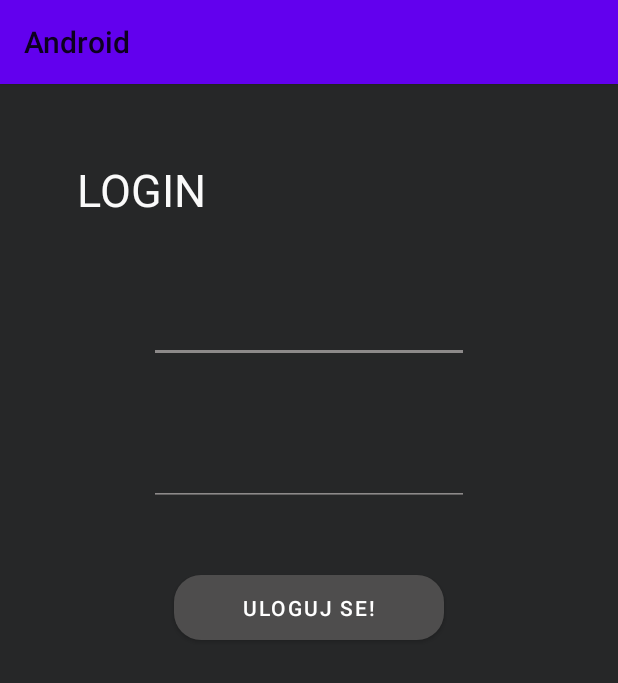
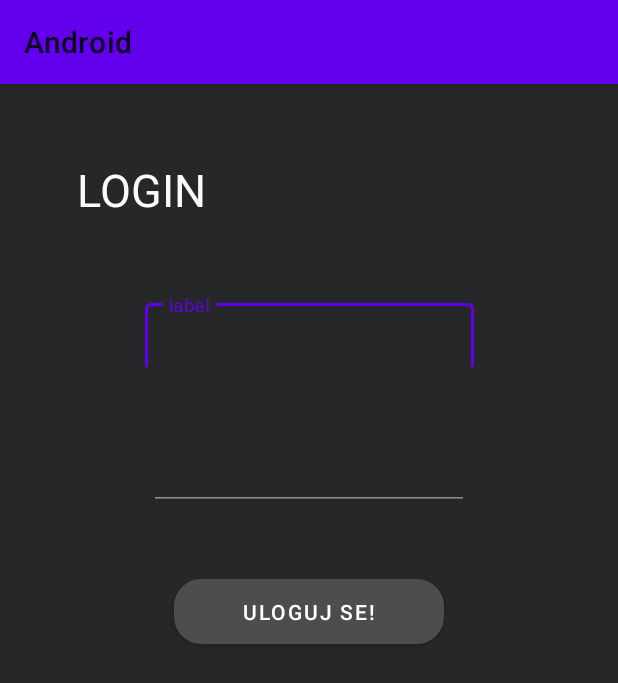
Before and after one commit to dragoslavbabic/android, an Android app: the screen it shows after launch (HelloMyActivity), on a phone screen of 412 x 824 dp. Shown: the top 683 px of the screen. Run offline under Robolectric (Android 15) with nearby library versions, the phone set to English and light mode, and no system bars.

Commit message:
material

```diff
--- a/app/src/main/res/layout/activity_main.xml
+++ b/app/src/main/res/layout/activity_main.xml
@@ -31,20 +31,32 @@
         app:layout_constraintStart_toStartOf="parent"
         app:layout_constraintTop_toTopOf="parent" />
 
-    <EditText
+    <com.google.android.material.textfield.TextInputLayout
         android:id="@+id/editTextTextEmailAddress"
-        android:layout_width="wrap_content"
-        android:layout_height="wrap_content"
+        android:layout_width="219dp"
+        android:layout_height="48dp"
+        android:layout_marginStart="24dp"
+        android:layout_marginLeft="24dp"
         android:layout_marginTop="50dp"
+        android:layout_marginEnd="24dp"
+        android:layout_marginRight="24dp"
         android:ems="10"
         android:inputType="textEmailAddress"
         android:textColor="#FFFFFF"
         android:textColorHint="#FFFFFF"
+        android:hint="@string/label"
         app:backgroundTint="@color/blue_gray_light"
         app:layout_constraintEnd_toEndOf="parent"
         app:layout_constraintHorizontal_bias="0.5"
         app:layout_constraintStart_toStartOf="parent"
-        app:layout_constraintTop_toBottomOf="@+id/textLogin" />
+        app:layout_constraintTop_toBottomOf="@+id/textLogin"
+        style="@style/Widget.MaterialComponents.TextInputLayout.OutlinedBox">
+
+        <com.google.android.material.textfield.TextInputEditText
+            android:layout_width="match_parent"
+            android:layout_height="74dp"
+            android:textColor="#D2CCCC" />
+    </com.google.android.material.textfield.TextInputLayout>
 
     <EditText
         android:id="@+id/editTextTextPassword"
--- a/app/src/main/res/values/strings.xml
+++ b/app/src/main/res/values/strings.xml
@@ -6,4 +6,5 @@
     <string name="btnText">Uloguj se!</string>
     <string name="textPocetna">Evidencija vožnje</string>
     <string name="buttonTextVozila">Vozila</string>
+    <string name="label">label</string>
 </resources>
--- a/app/src/main/res/values/styles.xml
+++ b/app/src/main/res/values/styles.xml
@@ -1,6 +1,6 @@
 <resources>
     <!-- Base application theme. -->
-    <style name="AppTheme" parent="Theme.MaterialComponents.DayNight.Bridge">
+    <style name="AppTheme" parent="Theme.MaterialComponents.DayNight">
         <!-- Customize your theme here. -->
         <item name="colorPrimary">@color/colorPrimary</item>
         <item name="colorPrimaryDark">@color/colorPrimaryDark</item>
```
